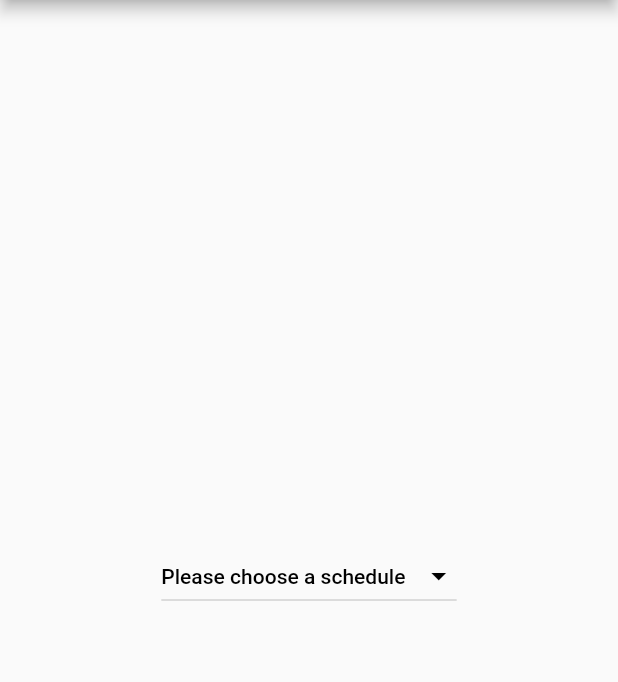
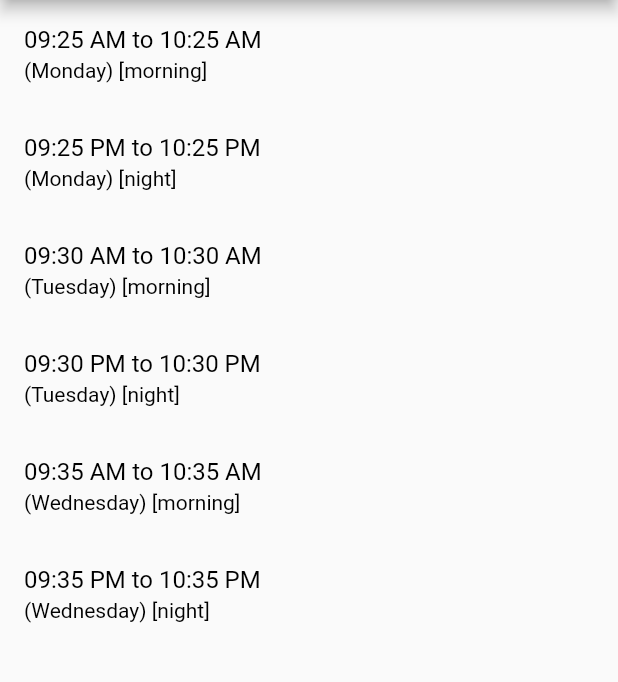
Before and after one commit to leononly/topglove_test, a Flutter app: the screen it shows after launch, on a phone screen of 412 x 824 dp, the part 84-766 px from its top. Run offline on Flutter 3.47's test engine with Material 2 defaults, Android fonts, the phone set to English and light mode, and no system bars.

Commit message:
update q3 answer

```diff
--- a/lib/main.dart
+++ b/lib/main.dart
@@ -28,58 +28,55 @@ class MyHomePage extends StatefulWidget {
 }
 
 class _MyHomePageState extends State<MyHomePage> {
-  int _counter = 0;
   Map data = {
-    "bus_schedule": {
-      "Night Shift": [
+    "duty_time": {
+      "Monday": [
         {
-          "schedule_trip": "Return",
-          "start_time": "06.30 am",
-          "end_time": "07.59 am"
+          "time_start": "09:25 AM",
+          "time_end": "10:25 AM",
+          "time_shift": "morning"
         },
         {
-          "schedule_trip": "Departure",
-          "start_time": "06.30 pm",
-          "end_time": "07.00 pm"
+          "time_start": "09:25 PM",
+          "time_end": "10:25 PM",
+          "time_shift": "night"
         }
       ],
-      "Night Overtime": [
+      "Tuesday": [
         {
-          "schedule_trip": "Return",
-          "start_time": "08.00 am",
-          "end_time": "08.30 am"
+          "time_start": "09:30 AM",
+          "time_end": "10:30 AM",
+          "time_shift": "morning"
+        },
+        {
+          "time_start": "09:30 PM",
+          "time_end": "10:30 PM",
+          "time_shift": "night"
         }
       ],
-      "Morning Shift": [
+      "Wednesday": [
         {
-          "schedule_trip": "Departure",
-          "start_time": "05.30 am",
-          "end_time": "06.00 am"
+          "time_start": "09:35 AM",
+          "time_end": "10:35 AM",
+          "time_shift": "morning"
         },
         {
-          "schedule_trip": "Return",
-          "start_time": "06.30 pm",
-          "end_time": "07.59 pm"
-        }
-      ],
-      "Morning Overtime": [
-        {
-          "schedule_trip": "Return",
-          "start_time": "08.00 pm",
-          "end_time": "08.30 pm"
+          "time_start": "09:35 PM",
+          "time_end": "10:35 PM",
+          "time_shift": "night"
         }
       ]
-    },
+    }
   };
 
   List finalData = [];
-  Map selected;
+
   @override
   void initState() {
     // TODO: implement initState
     super.initState();
 
-    print(data['bus_schedule'].values); // arrays
+    print(data['duty_time'].values); // arrays
 
     algo();
   }
@@ -87,45 +84,18 @@ class _MyHomePageState extends State<MyHomePage> {
   void algo() {
     List schedules = [];
     //Loop through the object key value pair
-    int i = 0;
-    Map dataMap = data['bus_schedule'];
+    Map dataMap = data['duty_time'];
     dataMap.keys.toList().forEach((key) {
       print("checking the key:" + key);
-      List busSchedules = dataMap[key];
-      print("checking bus schedules" + busSchedules.toString());
+      List dutyTime = dataMap[key];
+      print("checking duty time" + dutyTime.toString());
 
-      busSchedules.forEach((busSchedule) {
-        Map obj = {...busSchedule};
-        obj["shift"] = key; //key = shift
-        double totalTime = 0;
-        String startTime = busSchedule["start_time"];
-        String endTime = busSchedule["end_time"];
-
-        print(endTime.split(' ')[0]);
-        double formattedStartTime =
-            double.parse(startTime.split(' ')[0].toString());
-        double formattedEndTime = double.parse(endTime.split(' ')[0]);
-
-        if (formattedStartTime != 12 && startTime.contains("pm")) {
-          //12pm => 12:00 in 24 hours format
-          formattedStartTime += 12.0;
-        }
-
-        if (formattedEndTime != 12 && endTime.contains("pm")) {
-          formattedEndTime += 12.0;
-        }
-
-        totalTime += formattedStartTime +
-            1 /
-                formattedEndTime /
-                1000; // + 1 / formattedEndTime as for same start time, the one with later end time will be shown first
-        obj["total_time"] = totalTime;
+      dutyTime.forEach((duty_time) {
+        Map obj = {...duty_time};
+        obj["day"] = key; //key = day
 
         //Store bus schedule into the schedules array
         schedules.add(obj);
-      });
-      schedules.sort((a, b) {
-        return a['total_time'].compareTo(b['total_time']);
       });
 
       print("checking schedules array:" + schedules.toString());
@@ -136,55 +106,34 @@ class _MyHomePageState extends State<MyHomePage> {
     });
   }
 
+  Widget showResult() {
+    return Container(
+      child: Column(
+        crossAxisAlignment: CrossAxisAlignment.start,
+        children: [
+          ...finalData.map((e) => ListTile(
+                title: Text('${e['time_start']} to ${e['time_end']}',
+                    style: TextStyle(color: Colors.black)),
+                subtitle: Text(
+                  '(${e['day']}) [${e['time_shift']}]',
+                  style: TextStyle(color: Colors.black),
+                ),
+              ))
+        ],
+      ),
+    );
+  }
+
   @override
   Widget build(BuildContext context) {
     return Scaffold(
       appBar: AppBar(
         title: Text(widget.title),
       ),
-      body: Container(
-        width: MediaQuery.of(context).size.width,
-        child: Column(
-          mainAxisAlignment: MainAxisAlignment.center,
-          crossAxisAlignment: CrossAxisAlignment.center,
-          children: [
-            DropdownButton<dynamic>(
-              focusColor: Colors.white,
-              value: selected,
-              elevation: 5,
-              style: TextStyle(color: Colors.white),
-              iconEnabledColor: Colors.black,
-              items: finalData.map<DropdownMenuItem>((value) {
-                return DropdownMenuItem(
-                  value: value,
-                  child: Column(
-                    crossAxisAlignment: CrossAxisAlignment.start,
-                    children: [
-                      Text('${value['start_time']} to ${value['end_time']}',
-                          style: TextStyle(color: Colors.black)),
-                      Text(
-                        '[${value['schedule_trip']}] (${value['shift']})',
-                        style: TextStyle(color: Colors.black),
-                      ),
-                    ],
-                  ),
-                );
-              }).toList(),
-              hint: Text(
-                "Please choose a schedule",
-                style: TextStyle(
-                    color: Colors.black,
-                    fontSize: 14,
-                    fontWeight: FontWeight.w500),
-              ),
-              onChanged: (value) {
-                print(value.toString());
-                setState(() {
-                  selected = value;
-                });
-              },
-            ),
-          ],
+      body: SingleChildScrollView(
+        child: Container(
+          width: MediaQuery.of(context).size.width,
+          child: showResult(),
         ),
       ),
     );
```
